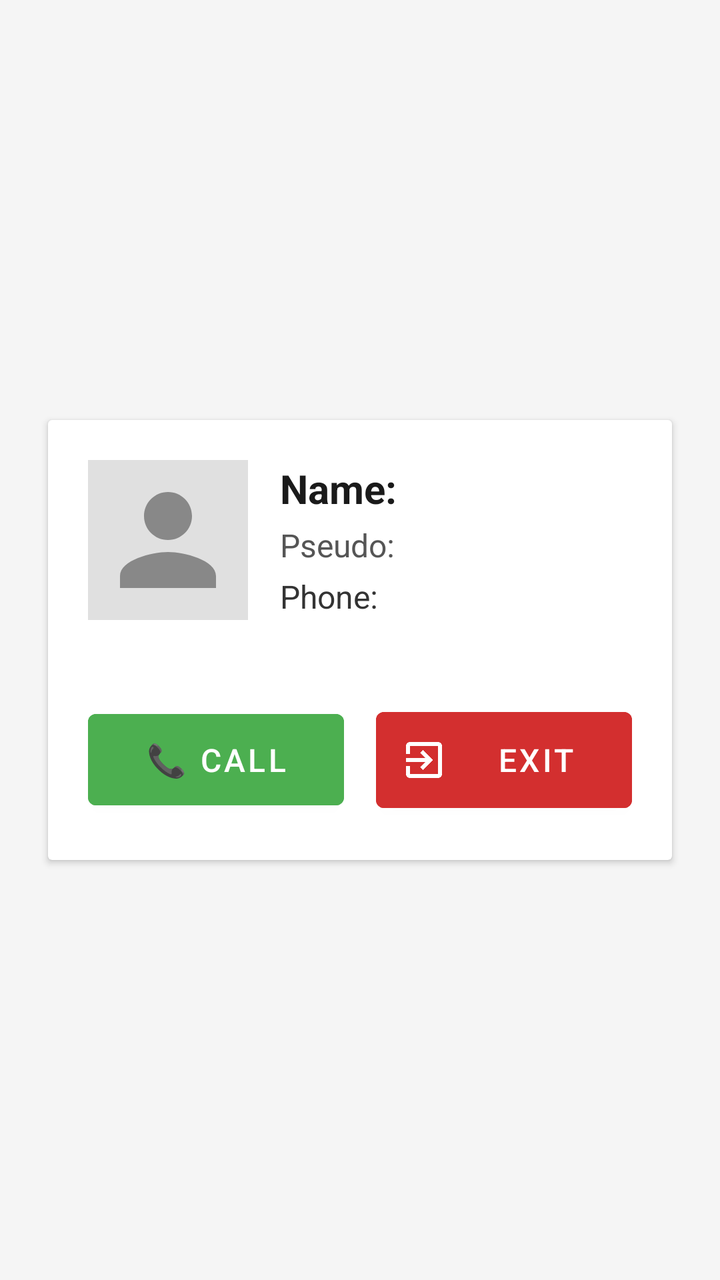
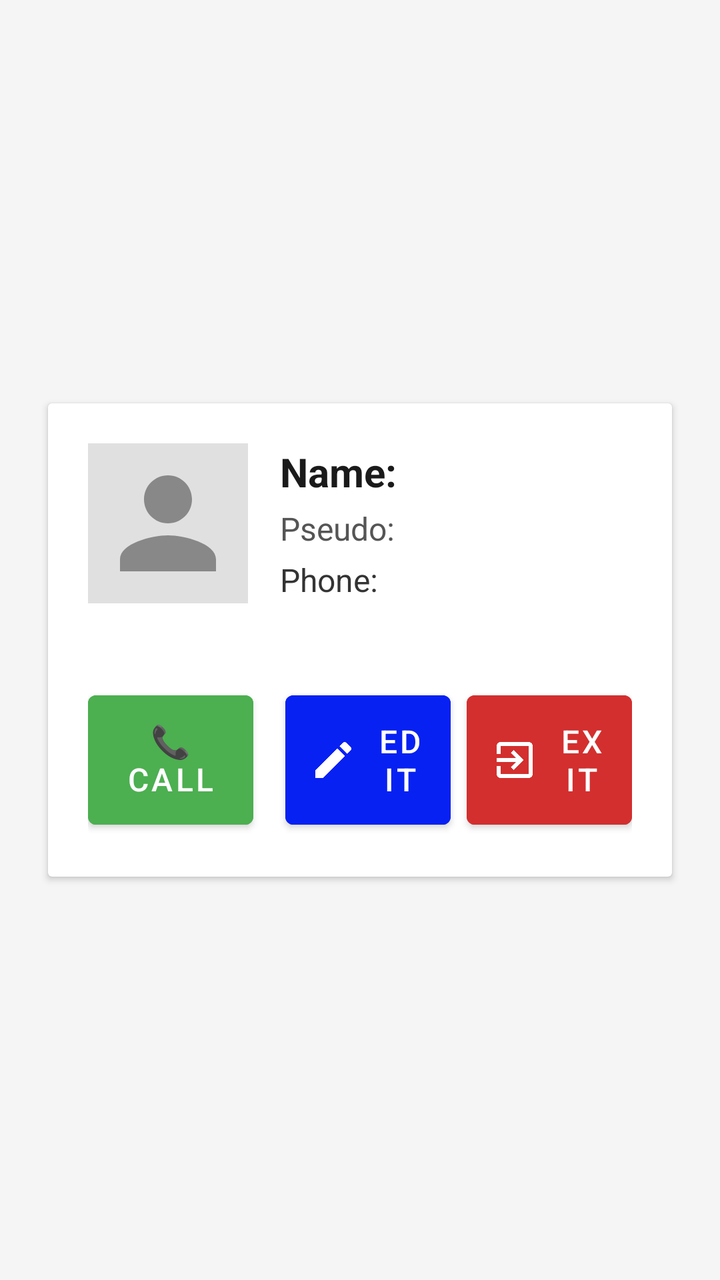

Compare the two renders of this Android layout. The source of the first and the diff that turns it into the second are given below.
<!-- AndroidManifest.xml: application theme Theme.CallerApp -->
<!-- res/layout/activity_contact_detail.xml -->
<?xml version="1.0" encoding="utf-8"?>
<LinearLayout xmlns:android="http://schemas.android.com/apk/res/android"
    android:layout_width="match_parent"
    android:layout_height="match_parent"
    xmlns:app="http://schemas.android.com/apk/res-auto"
    android:padding="16dp"
    android:gravity="center"
    android:background="#F5F5F5"
    android:orientation="vertical">

    <androidx.cardview.widget.CardView
        android:layout_width="match_parent"
        android:layout_height="wrap_content"
        android:elevation="10dp"
        android:layout_marginHorizontal="8dp">

        <LinearLayout
            android:layout_width="match_parent"
            android:layout_height="wrap_content"
            android:orientation="vertical"
            android:padding="20dp">

            
            <LinearLayout
                android:layout_width="match_parent"
                android:layout_height="wrap_content"
                android:orientation="horizontal"
                android:gravity="center_vertical"
                android:layout_marginBottom="24dp">

                
                <ImageView
                    android:id="@+id/img_avatar"
                    android:layout_width="80dp"
                    android:layout_height="80dp"
                    android:scaleType="centerCrop"
                    android:src="@drawable/ic_user_default"
                    android:background="#E0E0E0"
                    android:padding="4dp"
                    android:layout_marginEnd="16dp" />

                
                <LinearLayout
                    android:layout_width="0dp"
                    android:layout_height="wrap_content"
                    android:layout_weight="1"
                    android:orientation="vertical">

                    <TextView
                        android:id="@+id/tv_name"
                        android:layout_width="match_parent"
                        android:layout_height="wrap_content"
                        android:text="Name: "
                        android:textSize="20sp"
                        android:textStyle="bold"
                        android:textColor="#1A1A1A" />

                    <TextView
                        android:id="@+id/tv_pseudo"
                        android:layout_width="match_parent"
                        android:layout_height="wrap_content"
                        android:text="Pseudo: "
                        android:textSize="16sp"
                        android:layout_marginTop="4dp"
                        android:textColor="#555" />

                    <TextView
                        android:id="@+id/tv_phone"
                        android:layout_width="match_parent"
                        android:layout_height="wrap_content"
                        android:text="Phone: "
                        android:textSize="16sp"
                        android:layout_marginTop="4dp"
                        android:textColor="#333" />
                </LinearLayout>
            </LinearLayout>

            
            <LinearLayout
                android:layout_width="match_parent"
                android:layout_height="wrap_content"
                android:orientation="horizontal"
                android:gravity="center"
                android:layout_marginTop="16dp"
                android:weightSum="2">

                
                <Button
                    android:id="@+id/btn_call"
                    android:layout_width="0dp"
                    android:layout_height="wrap_content"
                    android:layout_weight="1"
                    android:layout_marginEnd="8dp"
                    android:text="📞 Call"
                    android:textSize="16sp"
                    android:padding="12dp"
                    android:backgroundTint="#4CAF50" />

                
                <Button
                    android:id="@+id/btn_exit"
                    android:layout_width="0dp"
                    android:layout_height="wrap_content"
                    android:layout_weight="1"
                    android:layout_marginStart="8dp"
                    android:text="Exit"
                    app:icon="@drawable/ic_exit_to_app"
                    app:iconGravity="start"
                    android:textSize="16sp"
                    android:padding="12dp"
                    android:backgroundTint="#D32F2F" />
            </LinearLayout>

        </LinearLayout>
    </androidx.cardview.widget.CardView>

</LinearLayout>
<!-- resources referenced by this layout -->
<resources>
  <!-- drawable ic_exit_to_app (drawable) -->
  <?xml version="1.0" encoding="utf-8"?>
  <vector xmlns:android="http://schemas.android.com/apk/res/android"
      android:width="24dp"
      android:height="24dp"
      android:viewportWidth="24"
      android:viewportHeight="24"
      android:tint="?attr/colorOnSurface">
      <path
          android:fillColor="@android:color/white"
          android:pathData="M10.09,15.59L11.5,17l5-5-5-5-1.41,1.41L12.67,11H3v2h9.67l-2.58,2.59zM19,3H5c-1.1,0-2,0.9-2,2v4h2V5h14v14H5v-4H3v4c0,1.1 0.9,2 2,2h14c1.1,0 2-0.9 2-2V5c0-1.1-0.9-2-2-2z" />
  </vector>
  <!-- drawable ic_user_default (drawable) -->
  <vector xmlns:android="http://schemas.android.com/apk/res/android"
      android:width="24dp"
      android:height="24dp"
      android:viewportWidth="24"
      android:viewportHeight="24"
      android:tint="#888">
      <path
          android:fillColor="@android:color/white"
          android:pathData="M12,12c2.21,0 4,-1.79 4,-4s-1.79,-4 -4,-4 -4,1.79 -4,4 1.79,4 4,4zM12,14c-2.67,0 -8,1.34 -8,4v2h16v-2c0,-2.66 -5.33,-4 -8,-4z"/>
  </vector>
  <style name="Theme.CallerApp" parent="Base.Theme.CallerApp" />
  <style name="Base.Theme.CallerApp" parent="Theme.MaterialComponents.DayNight.NoActionBar">
          
          
          <item name="colorPrimary">#0071c1</item>
          <item name="colorPrimaryDark">#D65476</item>
          <item name="colorAccent">#B67516</item>
      </style>
</resources>

<!-- the commit's change to res/layout/activity_contact_detail.xml (unified diff, before → after) -->
@@ -82,7 +82,7 @@
                 android:orientation="horizontal"
                 android:gravity="center"
                 android:layout_marginTop="16dp"
-                android:weightSum="2">
+                android:weightSum="3">
 
                 
                 <Button
@@ -95,6 +95,19 @@
                     android:textSize="16sp"
                     android:padding="12dp"
                     android:backgroundTint="#4CAF50" />
+
+                <Button
+                    android:id="@+id/btn_edit"
+                    android:layout_width="0dp"
+                    android:layout_height="wrap_content"
+                    android:layout_weight="1"
+                    android:layout_marginStart="8dp"
+                    android:text="Edit"
+                    app:icon="@drawable/ic_edit"
+                    app:iconGravity="start"
+                    android:textSize="16sp"
+                    android:padding="12dp"
+                    android:backgroundTint="#0721F2" />
 
                 
                 <Button
@@ -109,6 +122,8 @@
                     android:textSize="16sp"
                     android:padding="12dp"
                     android:backgroundTint="#D32F2F" />
+
+
             </LinearLayout>
 
         </LinearLayout>
<!-- resource entries referenced after the edit -->
@@ -1,5 +1,16 @@
 <!-- resources referenced by this layout -->
 <resources>
+  <!-- drawable ic_edit (drawable) -->
+  <?xml version="1.0" encoding="utf-8"?>
+  <vector xmlns:android="http://schemas.android.com/apk/res/android"
+      android:width="24dp"
+      android:height="24dp"
+      android:viewportWidth="24"
+      android:viewportHeight="24">
+      <path
+          android:fillColor="#FFFFFFFF"
+          android:pathData="M3,17.25V21h3.75l11.06,-11.06 -3.75,-3.75L3,17.25zM20.71,7.04c0.39,-0.39 0.39,-1.02 0,-1.41l-2.34,-2.34a1.003,1.003 0,0,0 -1.42,0l-1.83,1.83 3.75,3.75 1.84,-1.83z"/>
+  </vector>
   <!-- drawable ic_exit_to_app (drawable) -->
   <?xml version="1.0" encoding="utf-8"?>
   <vector xmlns:android="http://schemas.android.com/apk/res/android"
